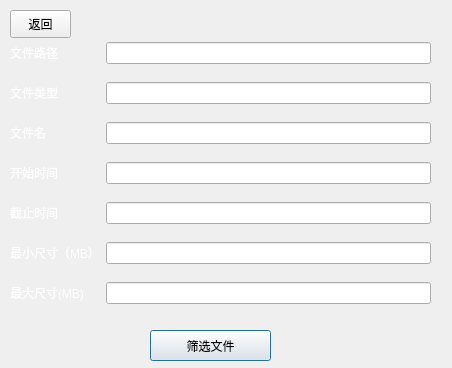
Vergilllll/backup, file filefilter.ui: the form before one commit.
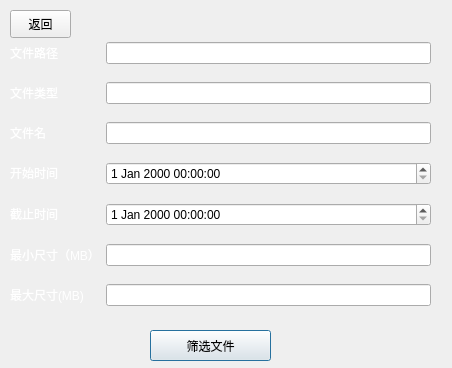
The form after the commit. Icons and pictures are not drawn.

Patch:
```diff
--- a/filefilter.ui
+++ b/filefilter.ui
@@ -49,29 +49,36 @@
     </rect>
    </property>
    <layout class="QGridLayout" name="gridLayout">
-    <item row="2" column="0">
-     <widget class="QLabel" name="label_3">
+    <item row="2" column="1">
+     <widget class="QLineEdit" name="namesTextBox"/>
+    </item>
+    <item row="6" column="0">
+     <widget class="QLabel" name="label_5">
       <property name="text">
-       <string>&lt;html&gt;&lt;head/&gt;&lt;body&gt;&lt;p&gt;&lt;span style=&quot; color:#ffffff;&quot;&gt;文件名&lt;/span&gt;&lt;/p&gt;&lt;/body&gt;&lt;/html&gt;</string>
+       <string>&lt;html&gt;&lt;head/&gt;&lt;body&gt;&lt;p&gt;&lt;span style=&quot; color:#ffffff;&quot;&gt;最小尺寸（MB）&lt;/span&gt;&lt;/p&gt;&lt;/body&gt;&lt;/html&gt;</string>
       </property>
      </widget>
     </item>
     <item row="1" column="1">
      <widget class="QLineEdit" name="typesTextBox"/>
     </item>
+    <item row="7" column="1">
+     <widget class="QLineEdit" name="maxSizeTextBox"/>
+    </item>
+    <item row="7" column="0">
+     <widget class="QLabel" name="label_6">
+      <property name="text">
+       <string>&lt;html&gt;&lt;head/&gt;&lt;body&gt;&lt;p&gt;&lt;span style=&quot; color:#ffffff;&quot;&gt;最大尺寸(MB)&lt;/span&gt;&lt;/p&gt;&lt;/body&gt;&lt;/html&gt;</string>
+      </property>
+     </widget>
+    </item>
     <item row="5" column="0">
-     <widget class="QLabel" name="label_5">
+     <widget class="QLabel" name="label_4">
       <property name="text">
-       <string>&lt;html&gt;&lt;head/&gt;&lt;body&gt;&lt;p&gt;&lt;span style=&quot; color:#ffffff;&quot;&gt;最小尺寸（MB）&lt;/span&gt;&lt;/p&gt;&lt;/body&gt;&lt;/html&gt;</string>
+       <string>&lt;html&gt;&lt;head/&gt;&lt;body&gt;&lt;p&gt;&lt;span style=&quot; color:#ffffff;&quot;&gt;截止时间&lt;/span&gt;&lt;/p&gt;&lt;/body&gt;&lt;/html&gt;</string>
       </property>
      </widget>
     </item>
-    <item row="2" column="1">
-     <widget class="QLineEdit" name="namesTextBox"/>
-    </item>
-    <item row="0" column="1">
-     <widget class="QLineEdit" name="pathTextBox"/>
-    </item>
     <item row="0" column="0">
      <widget class="QLabel" name="label_7">
       <property name="text">
@@ -79,8 +86,25 @@
       </property>
      </widget>
     </item>
+    <item row="4" column="0">
+     <widget class="QLabel" name="label_2">
+      <property name="text">
+       <string>&lt;html&gt;&lt;head/&gt;&lt;body&gt;&lt;p&gt;&lt;span style=&quot; color:#ffffff;&quot;&gt;开始时间&lt;/span&gt;&lt;/p&gt;&lt;/body&gt;&lt;/html&gt;</string>
+      </property>
+     </widget>
+    </item>
     <item row="6" column="1">
-     <widget class="QLineEdit" name="maxSizeTextBox"/>
+     <widget class="QLineEdit" name="minSizeTextBox"/>
+    </item>
+    <item row="0" column="1">
+     <widget class="QLineEdit" name="pathTextBox"/>
+    </item>
+    <item row="2" column="0">
+     <widget class="QLabel" name="label_3">
+      <property name="text">
+       <string>&lt;html&gt;&lt;head/&gt;&lt;body&gt;&lt;p&gt;&lt;span style=&quot; color:#ffffff;&quot;&gt;文件名&lt;/span&gt;&lt;/p&gt;&lt;/body&gt;&lt;/html&gt;</string>
+      </property>
+     </widget>
     </item>
     <item row="1" column="0">
      <widget class="QLabel" name="label">
@@ -95,35 +119,11 @@
       </property>
      </widget>
     </item>
-    <item row="3" column="1">
-     <widget class="QLineEdit" name="startTimeTextBox"/>
-    </item>
-    <item row="4" column="0">
-     <widget class="QLabel" name="label_4">
-      <property name="text">
-       <string>&lt;html&gt;&lt;head/&gt;&lt;body&gt;&lt;p&gt;&lt;span style=&quot; color:#ffffff;&quot;&gt;截止时间&lt;/span&gt;&lt;/p&gt;&lt;/body&gt;&lt;/html&gt;</string>
-      </property>
-     </widget>
-    </item>
-    <item row="3" column="0">
-     <widget class="QLabel" name="label_2">
-      <property name="text">
-       <string>&lt;html&gt;&lt;head/&gt;&lt;body&gt;&lt;p&gt;&lt;span style=&quot; color:#ffffff;&quot;&gt;开始时间&lt;/span&gt;&lt;/p&gt;&lt;/body&gt;&lt;/html&gt;</string>
-      </property>
-     </widget>
-    </item>
-    <item row="6" column="0">
-     <widget class="QLabel" name="label_6">
-      <property name="text">
-       <string>&lt;html&gt;&lt;head/&gt;&lt;body&gt;&lt;p&gt;&lt;span style=&quot; color:#ffffff;&quot;&gt;最大尺寸(MB)&lt;/span&gt;&lt;/p&gt;&lt;/body&gt;&lt;/html&gt;</string>
-      </property>
-     </widget>
-    </item>
-    <item row="5" column="1">
-     <widget class="QLineEdit" name="minSizeTextBox"/>
-    </item>
     <item row="4" column="1">
-     <widget class="QLineEdit" name="endTimeTextBox"/>
+     <widget class="QDateTimeEdit" name="startTimeEdit"/>
+    </item>
+    <item row="5" column="1">
+     <widget class="QDateTimeEdit" name="endTimeEdit"/>
     </item>
    </layout>
   </widget>
```
